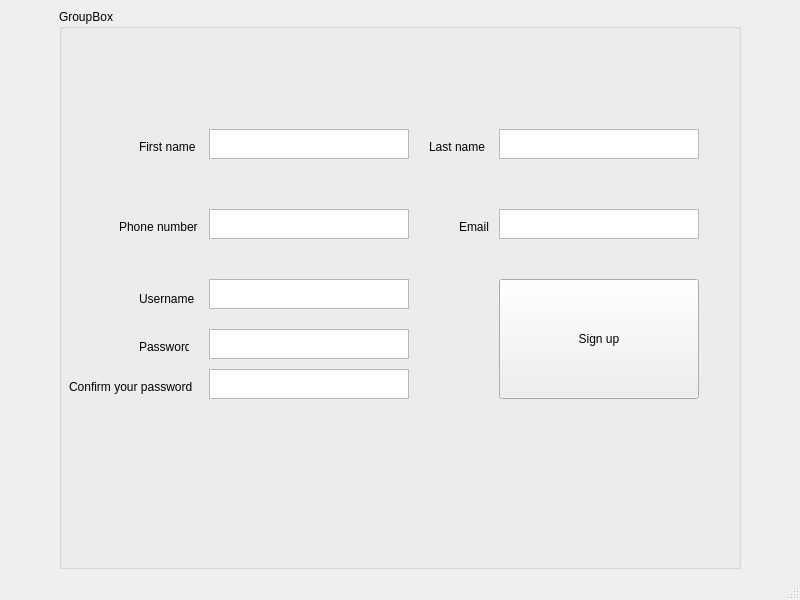
HoSaiN-643/QuantumDeck, file My_Beloved_Client/signup.ui: the form before one commit.
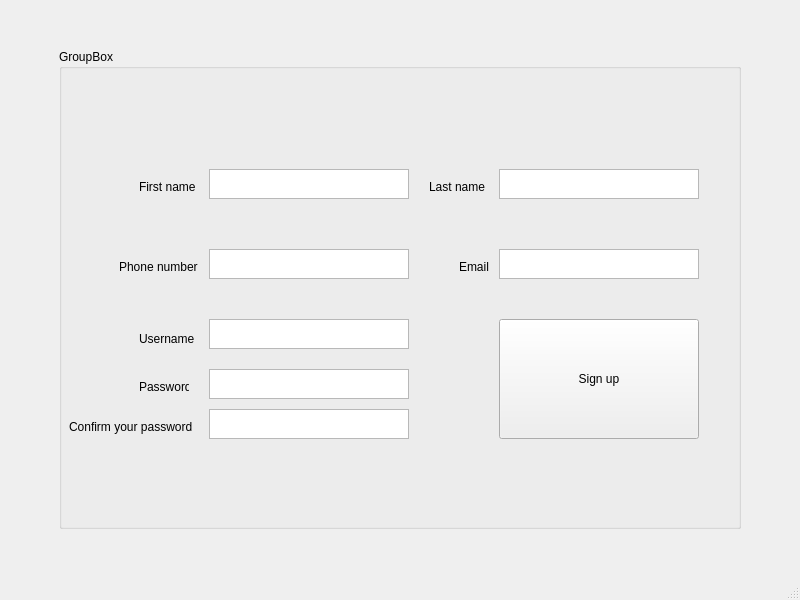
The form after the commit.

The edit to the form file:
```diff
--- a/My_Beloved_Client/signup.ui
+++ b/My_Beloved_Client/signup.ui
@@ -15,23 +15,7 @@
   </property>
   <widget class="QWidget" name="centralwidget">
    <layout class="QGridLayout" name="gridLayout">
-    <item row="0" column="0">
-     <spacer name="horizontalSpacer">
-      <property name="orientation">
-       <enum>Qt::Orientation::Horizontal</enum>
-      </property>
-      <property name="sizeType">
-       <enum>QSizePolicy::Policy::Fixed</enum>
-      </property>
-      <property name="sizeHint" stdset="0">
-       <size>
-        <width>50</width>
-        <height>20</height>
-       </size>
-      </property>
-     </spacer>
-    </item>
-    <item row="0" column="2">
+    <item row="1" column="2">
      <spacer name="horizontalSpacer_2">
       <property name="orientation">
        <enum>Qt::Orientation::Horizontal</enum>
@@ -47,7 +31,23 @@
       </property>
      </spacer>
     </item>
-    <item row="0" column="1">
+    <item row="2" column="1">
+     <spacer name="verticalSpacer">
+      <property name="orientation">
+       <enum>Qt::Orientation::Vertical</enum>
+      </property>
+      <property name="sizeType">
+       <enum>QSizePolicy::Policy::Fixed</enum>
+      </property>
+      <property name="sizeHint" stdset="0">
+       <size>
+        <width>20</width>
+        <height>40</height>
+       </size>
+      </property>
+     </spacer>
+    </item>
+    <item row="1" column="1">
      <widget class="QGroupBox" name="groupBox">
       <property name="title">
        <string>GroupBox</string>
@@ -228,6 +228,38 @@
       </widget>
      </widget>
     </item>
+    <item row="1" column="0">
+     <spacer name="horizontalSpacer">
+      <property name="orientation">
+       <enum>Qt::Orientation::Horizontal</enum>
+      </property>
+      <property name="sizeType">
+       <enum>QSizePolicy::Policy::Fixed</enum>
+      </property>
+      <property name="sizeHint" stdset="0">
+       <size>
+        <width>50</width>
+        <height>20</height>
+       </size>
+      </property>
+     </spacer>
+    </item>
+    <item row="0" column="1">
+     <spacer name="verticalSpacer_2">
+      <property name="orientation">
+       <enum>Qt::Orientation::Vertical</enum>
+      </property>
+      <property name="sizeType">
+       <enum>QSizePolicy::Policy::Fixed</enum>
+      </property>
+      <property name="sizeHint" stdset="0">
+       <size>
+        <width>20</width>
+        <height>40</height>
+       </size>
+      </property>
+     </spacer>
+    </item>
    </layout>
   </widget>
   <widget class="QMenuBar" name="menubar">
```
